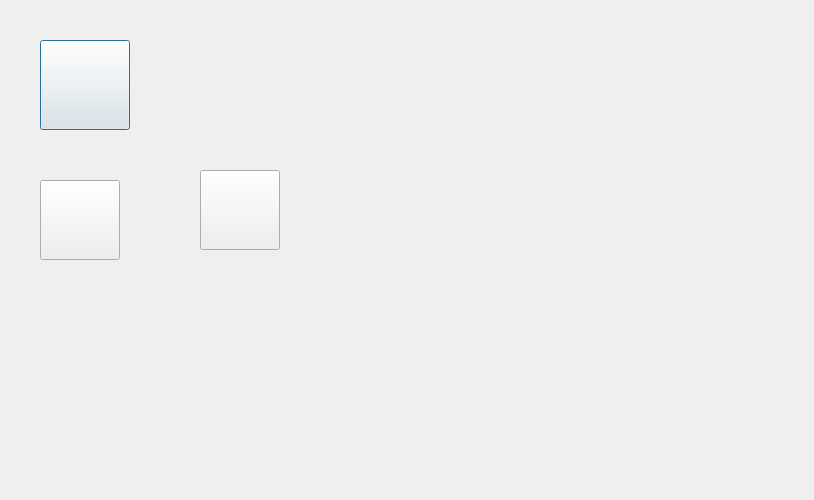
1028417/XMusic, file src/XMusic/ui/singerimgdlg.ui: the form before one commit.
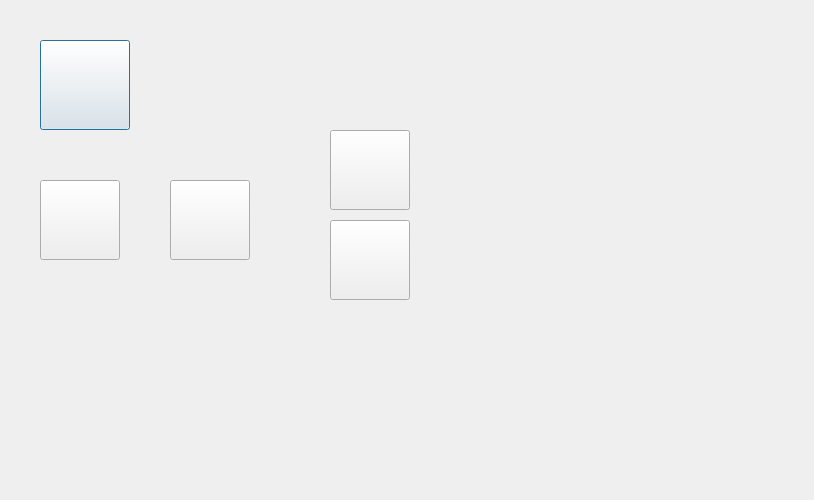
The form after the commit. Icons and pictures are not drawn. Custom widgets are drawn as their Qt base class.

Diff of the .ui file:
```diff
--- a/src/XMusic/ui/singerimgdlg.ui
+++ b/src/XMusic/ui/singerimgdlg.ui
@@ -72,8 +72,8 @@
   <widget class="CButton" name="btnForward">
    <property name="geometry">
     <rect>
-     <x>200</x>
-     <y>170</y>
+     <x>170</x>
+     <y>180</y>
      <width>80</width>
      <height>80</height>
     </rect>
@@ -97,6 +97,62 @@
     <bool>false</bool>
    </property>
   </widget>
+  <widget class="CButton" name="btnBackward_v">
+   <property name="geometry">
+    <rect>
+     <x>330</x>
+     <y>130</y>
+     <width>80</width>
+     <height>80</height>
+    </rect>
+   </property>
+   <property name="autoFillBackground">
+    <bool>false</bool>
+   </property>
+   <property name="styleSheet">
+    <string notr="true">border-image: url(:/img/btnBackward_v.png);</string>
+   </property>
+   <property name="text">
+    <string/>
+   </property>
+   <property name="iconSize">
+    <size>
+     <width>100</width>
+     <height>100</height>
+    </size>
+   </property>
+   <property name="flat">
+    <bool>false</bool>
+   </property>
+  </widget>
+  <widget class="CButton" name="btnForward_v">
+   <property name="geometry">
+    <rect>
+     <x>330</x>
+     <y>220</y>
+     <width>80</width>
+     <height>80</height>
+    </rect>
+   </property>
+   <property name="autoFillBackground">
+    <bool>false</bool>
+   </property>
+   <property name="styleSheet">
+    <string notr="true">border-image: url(:/img/btnForward_v.png);</string>
+   </property>
+   <property name="text">
+    <string/>
+   </property>
+   <property name="iconSize">
+    <size>
+     <width>100</width>
+     <height>100</height>
+    </size>
+   </property>
+   <property name="flat">
+    <bool>false</bool>
+   </property>
+  </widget>
  </widget>
  <customwidgets>
   <customwidget>
```
